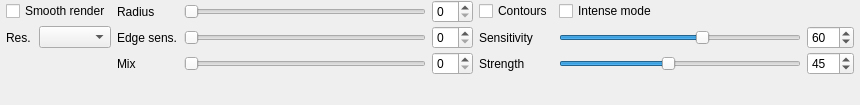
First picture: the form in src/gui/forms/toolbar_renderenhancegroup.ui, repository open-scan-crew/OpenScanTools, before the edit.
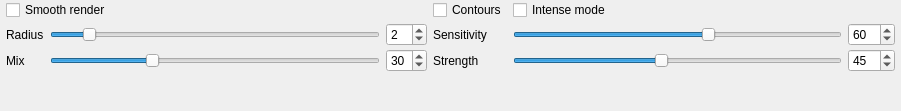
Second picture: the form after the edit.

The edit to the form file:
```diff
--- a/src/gui/forms/toolbar_renderenhancegroup.ui
+++ b/src/gui/forms/toolbar_renderenhancegroup.ui
@@ -6,8 +6,8 @@
    <rect>
     <x>0</x>
     <y>0</y>
-    <width>860</width>
-    <height>105</height>
+    <width>901</width>
+    <height>111</height>
    </rect>
   </property>
   <property name="windowTitle">
@@ -29,6 +29,33 @@
    <property name="verticalSpacing">
     <number>3</number>
    </property>
+   <item row="1" column="8">
+    <widget class="QSpinBox" name="spinBox_depthLiningSensitivity">
+     <property name="maximum">
+      <number>100</number>
+     </property>
+     <property name="value">
+      <number>60</number>
+     </property>
+    </widget>
+   </item>
+   <item row="2" column="8">
+    <widget class="QSpinBox" name="spinBox_depthLiningStrength">
+     <property name="maximum">
+      <number>100</number>
+     </property>
+     <property name="value">
+      <number>45</number>
+     </property>
+    </widget>
+   </item>
+   <item row="1" column="6">
+    <widget class="QLabel" name="label_depthLiningSensitivity">
+     <property name="text">
+      <string>Sensitivity</string>
+     </property>
+    </widget>
+   </item>
    <item row="0" column="0" colspan="2">
     <widget class="QCheckBox" name="checkBox_edgeAwareBlur">
      <property name="text">
@@ -37,164 +64,12 @@
     </widget>
    </item>
    <item row="1" column="0">
-    <widget class="QLabel" name="label_resolution">
-     <property name="text">
-      <string>Res.</string>
-     </property>
-    </widget>
-   </item>
-   <item row="1" column="1">
-    <widget class="QComboBox" name="comboBox_edgeAwareResolution"/>
-   </item>
-   <item row="0" column="2">
     <widget class="QLabel" name="label_radius">
      <property name="text">
       <string>Radius</string>
      </property>
     </widget>
    </item>
-   <item row="0" column="3">
-    <widget class="QSlider" name="slider_edgeAwareRadius">
-     <property name="minimumSize">
-      <size>
-       <width>80</width>
-       <height>0</height>
-      </size>
-     </property>
-     <property name="orientation">
-      <enum>Qt::Horizontal</enum>
-     </property>
-    </widget>
-   </item>
-   <item row="0" column="4">
-    <widget class="QSpinBox" name="spinBox_edgeAwareRadius"/>
-   </item>
-   <item row="1" column="2">
-    <widget class="QLabel" name="label_edgeSensibility">
-     <property name="text">
-      <string>Edge sens.</string>
-     </property>
-    </widget>
-   </item>
-   <item row="1" column="3">
-    <widget class="QSlider" name="slider_edgeAwareDepth">
-     <property name="orientation">
-      <enum>Qt::Horizontal</enum>
-     </property>
-    </widget>
-   </item>
-   <item row="1" column="4">
-    <widget class="QSpinBox" name="spinBox_edgeAwareDepth"/>
-   </item>
-   <item row="2" column="2">
-    <widget class="QLabel" name="label_mix">
-     <property name="text">
-      <string>Mix</string>
-     </property>
-    </widget>
-   </item>
-   <item row="2" column="3">
-    <widget class="QSlider" name="slider_edgeAwareBlend">
-     <property name="minimumSize">
-      <size>
-       <width>80</width>
-       <height>0</height>
-      </size>
-     </property>
-     <property name="orientation">
-      <enum>Qt::Horizontal</enum>
-     </property>
-    </widget>
-   </item>
-   <item row="2" column="4">
-    <widget class="QSpinBox" name="spinBox_edgeAwareBlend"/>
-   </item>
-   <item row="0" column="5">
-    <widget class="QCheckBox" name="checkBox_depthLining">
-     <property name="text">
-      <string>Contours</string>
-     </property>
-    </widget>
-   </item>
-   <item row="0" column="6">
-    <widget class="QCheckBox" name="checkBox_depthLiningStrongMode">
-     <property name="text">
-      <string>Intense mode</string>
-     </property>
-    </widget>
-   </item>
-   <item row="1" column="5">
-    <widget class="QLabel" name="label_depthLiningSensitivity">
-     <property name="text">
-      <string>Sensitivity</string>
-     </property>
-    </widget>
-   </item>
-   <item row="1" column="6">
-    <widget class="QSlider" name="slider_depthLiningSensitivity">
-     <property name="minimumSize">
-      <size>
-       <width>80</width>
-       <height>0</height>
-      </size>
-     </property>
-     <property name="minimum">
-      <number>0</number>
-     </property>
-     <property name="maximum">
-      <number>100</number>
-     </property>
-     <property name="value">
-      <number>60</number>
-     </property>
-     <property name="orientation">
-      <enum>Qt::Horizontal</enum>
-     </property>
-    </widget>
-   </item>
-   <item row="1" column="7">
-    <widget class="QSpinBox" name="spinBox_depthLiningSensitivity">
-     <property name="maximum">
-      <number>100</number>
-     </property>
-     <property name="value">
-      <number>60</number>
-     </property>
-    </widget>
-   </item>
-   <item row="2" column="5">
-    <widget class="QLabel" name="label_depthLiningStrength">
-     <property name="text">
-      <string>Strength</string>
-     </property>
-    </widget>
-   </item>
-   <item row="2" column="6">
-    <widget class="QSlider" name="slider_depthLiningStrength">
-     <property name="minimum">
-      <number>0</number>
-     </property>
-     <property name="maximum">
-      <number>100</number>
-     </property>
-     <property name="value">
-      <number>45</number>
-     </property>
-     <property name="orientation">
-      <enum>Qt::Horizontal</enum>
-     </property>
-    </widget>
-   </item>
-   <item row="2" column="7">
-    <widget class="QSpinBox" name="spinBox_depthLiningStrength">
-     <property name="maximum">
-      <number>100</number>
-     </property>
-     <property name="value">
-      <number>45</number>
-     </property>
-    </widget>
-   </item>
    <item row="3" column="0">
     <spacer name="verticalSpacer">
      <property name="orientation">
@@ -208,6 +83,130 @@
      </property>
     </spacer>
    </item>
+   <item row="2" column="6">
+    <widget class="QLabel" name="label_depthLiningStrength">
+     <property name="text">
+      <string>Strength</string>
+     </property>
+    </widget>
+   </item>
+   <item row="0" column="6">
+    <widget class="QCheckBox" name="checkBox_depthLining">
+     <property name="text">
+      <string>Contours</string>
+     </property>
+    </widget>
+   </item>
+   <item row="1" column="7">
+    <widget class="QSlider" name="slider_depthLiningSensitivity">
+     <property name="minimumSize">
+      <size>
+       <width>80</width>
+       <height>0</height>
+      </size>
+     </property>
+     <property name="minimum">
+      <number>0</number>
+     </property>
+     <property name="maximum">
+      <number>100</number>
+     </property>
+     <property name="value">
+      <number>60</number>
+     </property>
+     <property name="orientation">
+      <enum>Qt::Horizontal</enum>
+     </property>
+    </widget>
+   </item>
+   <item row="0" column="7">
+    <widget class="QCheckBox" name="checkBox_depthLiningStrongMode">
+     <property name="text">
+      <string>Intense mode</string>
+     </property>
+    </widget>
+   </item>
+   <item row="1" column="1">
+   <widget class="QSlider" name="slider_edgeAwareRadius">
+    <property name="minimumSize">
+     <size>
+      <width>80</width>
+      <height>0</height>
+     </size>
+    </property>
+    <property name="minimum">
+     <number>0</number>
+    </property>
+    <property name="maximum">
+     <number>20</number>
+    </property>
+    <property name="value">
+     <number>2</number>
+    </property>
+    <property name="orientation">
+     <enum>Qt::Horizontal</enum>
+    </property>
+   </widget>
+  </item>
+   <item row="2" column="7">
+    <widget class="QSlider" name="slider_depthLiningStrength">
+     <property name="minimum">
+      <number>0</number>
+     </property>
+     <property name="maximum">
+      <number>100</number>
+     </property>
+     <property name="value">
+      <number>45</number>
+     </property>
+     <property name="orientation">
+      <enum>Qt::Horizontal</enum>
+     </property>
+    </widget>
+   </item>
+   <item row="1" column="2">
+    <widget class="QSpinBox" name="spinBox_edgeAwareRadius">
+     <property name="minimum">
+      <number>0</number>
+     </property>
+     <property name="maximum">
+      <number>20</number>
+     </property>
+     <property name="value">
+      <number>2</number>
+     </property>
+    </widget>
+   </item>
+   <item row="2" column="0">
+    <widget class="QLabel" name="label_mix">
+     <property name="text">
+      <string>Mix</string>
+     </property>
+    </widget>
+   </item>
+   <item row="2" column="1">
+   <widget class="QSlider" name="slider_edgeAwareBlend">
+    <property name="minimumSize">
+     <size>
+      <width>80</width>
+      <height>0</height>
+     </size>
+    </property>
+    <property name="value">
+     <number>30</number>
+    </property>
+    <property name="orientation">
+     <enum>Qt::Horizontal</enum>
+    </property>
+   </widget>
+  </item>
+  <item row="2" column="2">
+    <widget class="QSpinBox" name="spinBox_edgeAwareBlend">
+     <property name="value">
+      <number>30</number>
+     </property>
+    </widget>
+   </item>
   </layout>
  </widget>
  <resources/>
```
